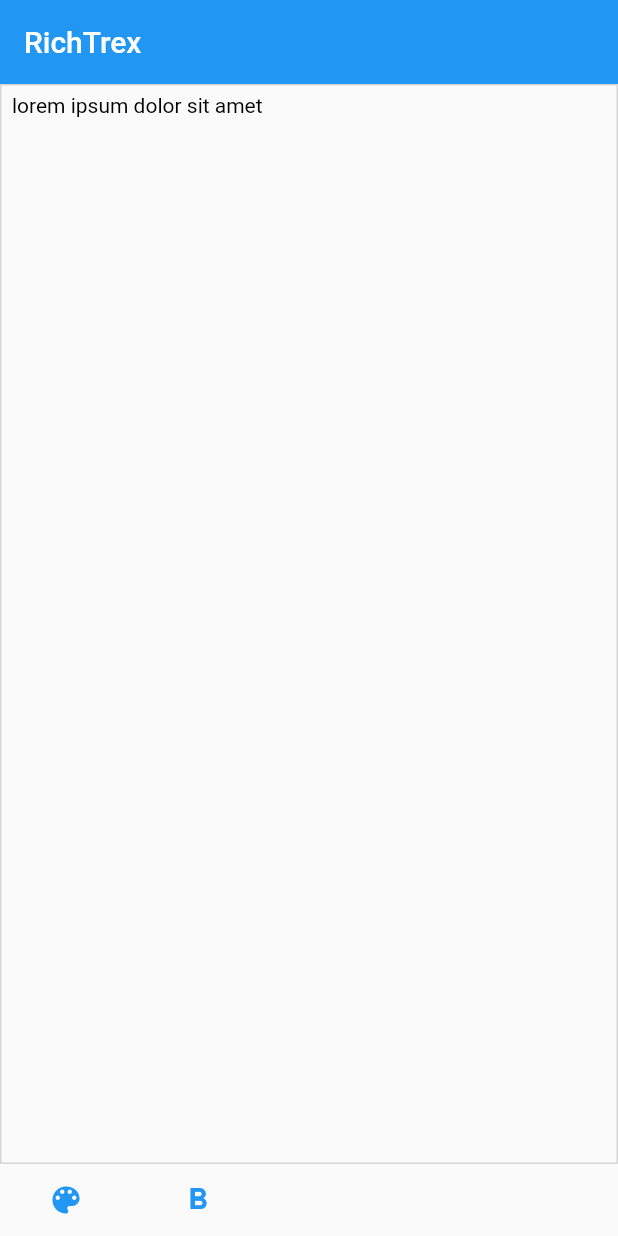
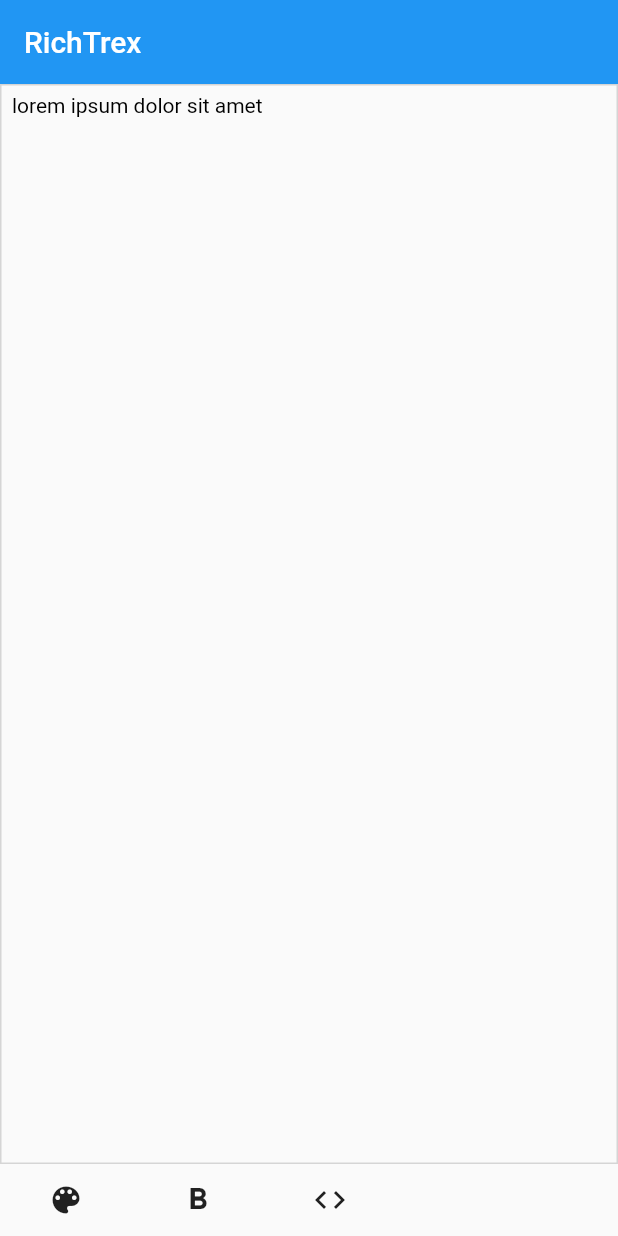
Before and after one commit to Nialixus/flutter-richtexteditor, a Flutter app: the screen it shows after launch, after a tap on the "color lens" icon, on a phone screen of 412 x 824 dp. Run offline on Flutter 3.47's test engine with Material 2 defaults, Android fonts, the phone set to English and light mode, and no system bars.

Commit message:
Editing controller

```diff
--- a/example/lib/main.dart
+++ b/example/lib/main.dart
@@ -16,13 +16,11 @@ class MyApp extends StatelessWidget {
   Widget build(BuildContext context) {
     return Scaffold(
       appBar: AppBar(title: const Text("RichTrex"), elevation: 0.0),
-      body: SafeArea(
-        child: Column(
-          children: [
-            Expanded(child: RichTrex.editor(controller: controller)),
-            RichTrex.toolbar(controller: controller)
-          ],
-        ),
+      body: Column(
+        children: [
+          Expanded(child: RichTrex.editor(controller: controller)),
+          RichTrex.toolbar(controller: controller)
+        ],
       ),
     );
   }
--- a/lib/richtrex.dart
+++ b/lib/richtrex.dart
@@ -1,20 +1,14 @@
 library richtrex;
 
 import 'dart:developer';
+
 import 'package:flutter/material.dart';
 
-export 'richtrex.dart'
-    hide
-        RichTextSelection,
-        RichTrexFormat,
-        RichTrexToolbar,
-        RichTrexEditor,
-        RichTrexController;
+import 'src/richtrex_toolbar.dart';
+import 'src/richtrex_editor.dart';
 
 part 'src/richtrex_controller.dart';
-part 'src/richtrex_toolbar.dart';
 part 'src/richtrex_format.dart';
-part 'src/richtrex_editor.dart';
 
 class RichTrex extends StatelessWidget {
   const RichTrex.editor({Key? key, required this.controller})
--- a/lib/src/richtrex_controller.dart
+++ b/lib/src/richtrex_controller.dart
@@ -2,20 +2,34 @@ part of '/richtrex.dart';
 
 class RichTrexController extends TextEditingController {
   RichTrexController({super.text});
+  bool raw = false;
+  RichTrexSelection get richTrexSelection => RichTrexSelection(
+      start: super.selection.start,
+      end: super.selection.end,
+      text: super.selection.textInside(text));
+
+  @override
+  set selection(TextSelection newSelection) {
+    List<RichTrexSelection> codeSelection = RegExp(r'<style=".*?">|</style>')
+        .allMatches(text)
+        .map((e) => RichTrexSelection(
+            start: e.start, end: e.end, text: text.substring(e.start, e.end)))
+        .toList();
+
+    log(codeSelection.toString());
+    super.selection = newSelection;
+  }
 
   void onTap({required RichTrexFormat format}) {
-    log('selection: $selection\nvalue: ${value.selection}\n${super.selection}');
+    if (format._code.contains("text-raw")) {
+      bool matched = bool.fromEnvironment(
+          RegExp(r'(?<=text-raw:).*?(?=;)').stringMatch(format._code)!);
+
+      raw = raw == matched ? !matched : matched;
+      notifyListeners();
+    }
+
     if (!selection.isCollapsed) {
-      int start = selection.baseOffset;
-      int end = selection.extentOffset;
-
-      List<RichTextSelection> codeSelection = RegExp(r'<style=".*?">|</style>')
-          .allMatches(text)
-          .map((e) => RichTextSelection(
-              start: e.start, end: e.end, text: text.substring(e.start, e.end)))
-          .toList();
-
-      log(codeSelection.toString());
 /*
       for (int x = 0; x < codeSelection.length; x++) {
         start = start +
@@ -27,13 +41,14 @@ class RichTrexController extends TextEditingController {
 
       }*/
 
-      log("length : [${RichTrexFormat._decode(text).toPlainText().length},${text.length}]; start : [${selection.start},$start]; end : [${selection.end},$end]; text: [${RichTrexFormat._decode(text).toPlainText().substring(selection.start, selection.end)},${text.substring(start, end)}]");
+      //log("length : [${RichTrexFormat._decode(text).toPlainText().length},${text.length}]; start : [${selection.start},$start]; end : [${selection.end},$end]; text: [${RichTrexFormat._decode(text).toPlainText().substring(selection.start, selection.end)},${text.substring(start, end)}]");
 
-      final String newText = text.replaceRange(start, end,
-          """<style="${format.code}">${text.substring(start, end)}</style>""");
+      final String newText = format._code.contains("text-raw:")
+          ? text
+          : text.replaceRange(selection.start, selection.end,
+              """<style="${format._code}">${text.substring(selection.start, selection.end)}</style>""");
 
       text = newText;
-      notifyListeners();
     }
   }
 
@@ -42,6 +57,10 @@ class RichTrexController extends TextEditingController {
       {required BuildContext context,
       TextStyle? style,
       required bool withComposing}) {
-    return RichTrexFormat._decode(text);
+    return raw
+        ? TextSpan(
+            text: text,
+            style: const TextStyle(color: Colors.black, fontSize: 14))
+        : RichTrexFormat._decode(text);
   }
 }
--- a/lib/src/richtrex_editor.dart
+++ b/lib/src/richtrex_editor.dart
@@ -1,19 +1,11 @@
-part of '/richtrex.dart';
+import 'package:flutter/material.dart';
+import 'package:richtrex/richtrex.dart';
 
-class RichTrexEditor extends StatefulWidget {
+export 'richtrex_editor.dart' hide RichTrexEditor;
+
+class RichTrexEditor extends StatelessWidget {
   const RichTrexEditor({Key? key, required this.controller}) : super(key: key);
   final RichTrexController controller;
-
-  @override
-  State<RichTrexEditor> createState() => _RichTrexEditorState();
-}
-
-class _RichTrexEditorState extends State<RichTrexEditor> {
-  @override
-  void initState() {
-    widget.controller.addListener(() => setState(() => widget.controller));
-    super.initState();
-  }
 
   @override
   Widget build(BuildContext context) {
@@ -23,7 +15,7 @@ class _RichTrexEditorState extends State<RichTrexEditor> {
             border: Border.all(width: 1, color: const Color(0xffD5D5D5))),
         child: TextField(
           maxLines: null,
-          controller: widget.controller,
+          controller: controller,
           style: const TextStyle(height: 1.75, fontSize: 14),
           textAlignVertical: TextAlignVertical.center,
           textAlign: TextAlign.justify,
--- a/lib/src/richtrex_format.dart
+++ b/lib/src/richtrex_format.dart
@@ -1,12 +1,13 @@
 part of '/richtrex.dart';
 
 class RichTrexFormat {
-  final String code;
-  final String? value;
+  final String _code;
 
-  RichTrexFormat.bold({this.value}) : code = "font-weight:${value ?? 6};";
-  RichTrexFormat.color({this.value})
-      : code = "font-color:${value ?? 0xff000000};";
+  RichTrexFormat.bold({required FontWeight value})
+      : _code = "font-weight:${value.index};";
+  RichTrexFormat.color({required Color value})
+      : _code = "font-color:0x${value.value.toRadixString(16)};";
+  RichTrexFormat.raw({required bool value}) : _code = "text-raw:$value;";
 
   /// Splitting [String] into [List] of String.
   static List<String> _split(String string) {
@@ -60,14 +61,13 @@ class RichTrexFormat {
       style: const TextStyle(color: Colors.black));
 }
 
-class RichTextSelection {
+class RichTrexSelection {
   final int start, end;
   final String text;
-  const RichTextSelection(
-      {required this.start, required this.end, required this.text});
+  const RichTrexSelection({this.start = 0, this.end = 0, this.text = ""});
 
   @override
   String toString() {
-    return "RichTextSelection(start: $start, end: $end, text: $text)";
+    return "RichTrexSelection(start: $start, end: $end, text: $text)";
   }
 }
--- a/lib/src/richtrex_toolbar.dart
+++ b/lib/src/richtrex_toolbar.dart
@@ -1,25 +1,43 @@
-part of '/richtrex.dart';
+import 'package:flutter/material.dart';
+import 'package:richtrex/richtrex.dart';
 
-class RichTrexToolbar extends StatelessWidget {
+export 'richtrex_toolbar.dart' hide RichTrexToolbar;
+
+class RichTrexToolbar extends StatefulWidget {
   const RichTrexToolbar({Key? key, required this.controller}) : super(key: key);
   final RichTrexController controller;
+
+  @override
+  State<RichTrexToolbar> createState() => _RichTrexToolbarState();
+}
+
+class _RichTrexToolbarState extends State<RichTrexToolbar> {
+  @override
+  void initState() {
+    super.initState();
+    widget.controller.addListener(() => setState(() => widget.controller));
+  }
 
   @override
   Widget build(BuildContext context) {
     return Row(
       children: [
-        for (int x = 0; x < 2; x++)
+        for (int x = 0; x < 3; x++)
           MaterialButton(
             onPressed: () {
-              controller.onTap(
+              widget.controller.onTap(
                   format: [
-                RichTrexFormat.color(value: "0xff345aaa"),
-                RichTrexFormat.bold()
+                RichTrexFormat.color(value: Colors.red),
+                RichTrexFormat.bold(value: FontWeight.w900),
+                RichTrexFormat.raw(value: widget.controller.raw),
               ][x]);
             },
             child: Icon(
-              [Icons.color_lens, Icons.format_bold][x],
-              color: Colors.blue,
+              [
+                Icons.color_lens,
+                Icons.format_bold,
+                widget.controller.raw ? Icons.code_off : Icons.code
+              ][x],
             ),
           ),
       ],
```
